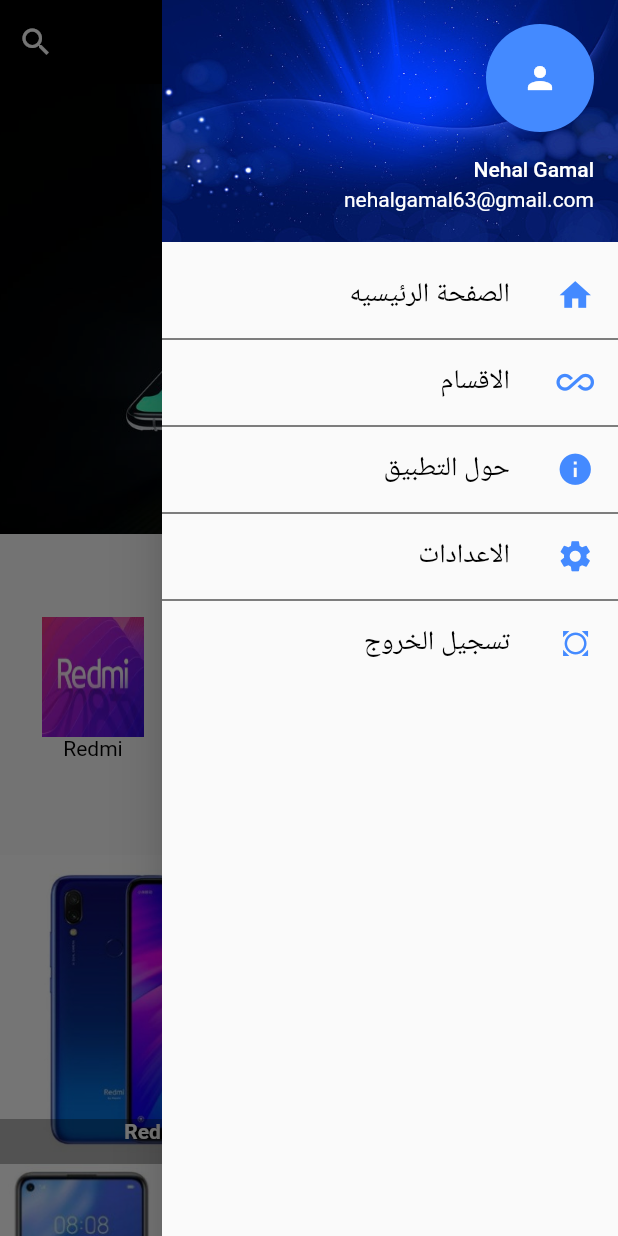
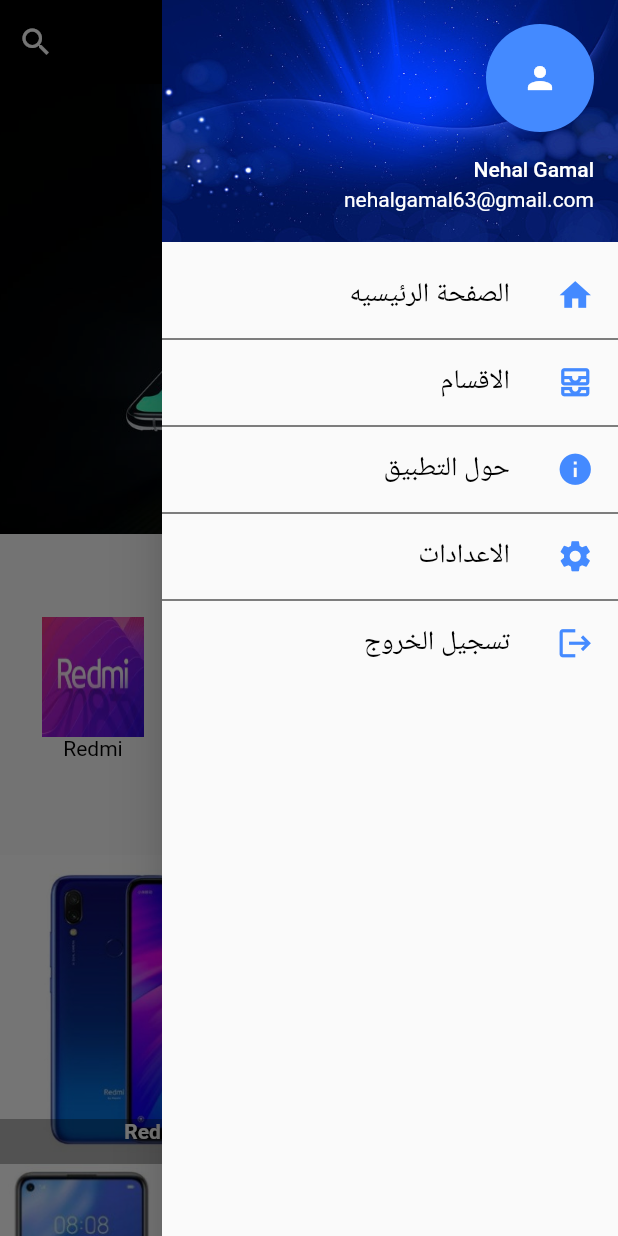
Before and after one commit to alaa1910/Mobile_Store, a Flutter app: the Home screen opened by its route, with the side drawer open, on a phone screen of 412 x 824 dp. Run offline on Flutter 3.47's test engine with Material 2 defaults, Android fonts, the phone set to English and light mode, and no system bars; drawn by our look-alikes of carousel_pro; our stand-ins replace firebase_auth, firebase_core, outline_material_icons; accounts and stored records are empty.

Commit message:
addphotoIPhone&Add icon in mydrawer.dart

```diff
--- a/lib/pages/compount/mydrawer.dart
+++ b/lib/pages/compount/mydrawer.dart
@@ -29,7 +29,7 @@ class MyDrawer extends StatelessWidget {
           Divider(color:Colors.black ,height:2,),
           ListTile(
             title: Text("الاقسام", style: TextStyle(color: Colors.black , fontSize: 18),),
-            leading: Icon(Icons.all_inclusive ,color:Colors.blueAccent ,size: 25 ),
+            leading: Icon(Icons.all_inbox_outlined ,color:Colors.blueAccent ,size: 25 ),
             onTap: (){
               Navigator.of(context).pushNamed('categories');
             },
@@ -53,7 +53,7 @@ class MyDrawer extends StatelessWidget {
           Divider(color:Colors.black ,height:2),
           ListTile(
             title: Text("تسجيل الخروج", style: TextStyle(color: Colors.black , fontSize: 18),),
-            leading: Icon(Icons.all_out ,color:Colors.blueAccent ,size: 25 ),
+            leading: Icon(Icons.logout ,color:Colors.blueAccent ,size: 25 ),
             onTap: (){
               Navigator.of(context).pushNamed('login');
             },
--- a/pubspec.yaml
+++ b/pubspec.yaml
@@ -55,6 +55,7 @@ flutter:
     - images/
     - images/huawei/
     - images/oppo/
+    - images/Iphone/
 
 
   # An image asset can refer to one or more resolution-specific "variants", see
```
Also changed, not shown: images/Iphone/p1.jpg (added), images/Iphone/p10.jpg (added), images/Iphone/p11.jpg (added), images/Iphone/p2.jpg (added), images/Iphone/p3.jpg (added), images/Iphone/p4.jpg (added), images/Iphone/p5.jpg (added), images/Iphone/p6.jpg (added), images/Iphone/p7.jpg (added), images/Iphone/p8.jpg (added).
